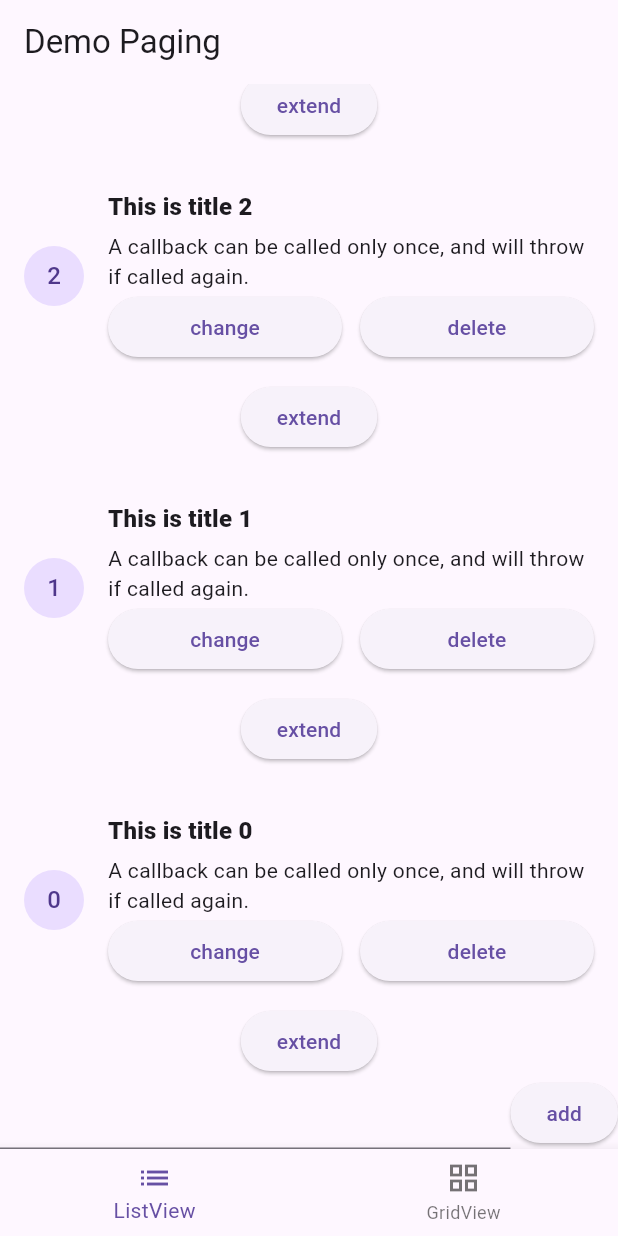
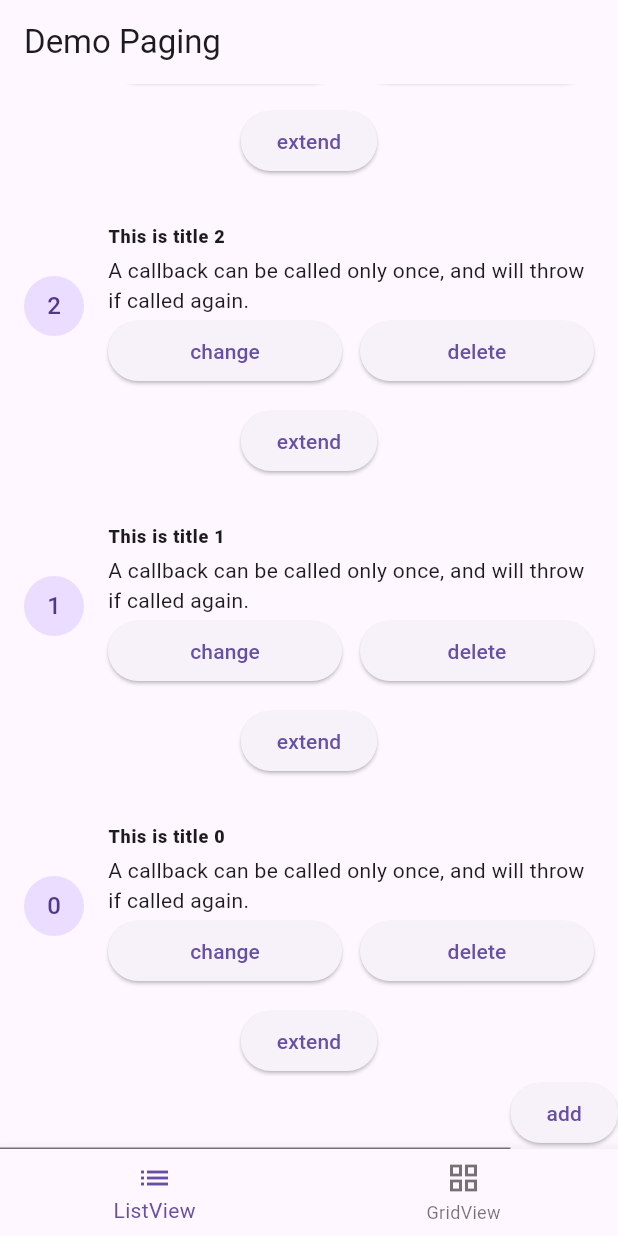
Before and after one commit to ducphan1311/flutter_stream_paging, a Flutter app: the screen it shows after launch, on a phone screen of 412 x 824 dp. Run offline on Flutter 3.47's test engine with Material 3 defaults, Android fonts, the phone set to English and light mode, and no system bars; our stand-ins replace freezed_annotation, sliver_tools, tuple.

Commit message:
upgrade flutter 3.22.0

```diff
--- a/example/lib/widgets/note_grid_widget.dart
+++ b/example/lib/widgets/note_grid_widget.dart
@@ -21,7 +21,7 @@ class NoteGridWidget extends StatelessWidget {
             note.title,
             style: Theme.of(context)
                 .textTheme
-                .subtitle1!
+                .labelMedium!
                 .copyWith(fontWeight: FontWeight.w800),
           ),
           const SizedBox(
@@ -29,7 +29,7 @@ class NoteGridWidget extends StatelessWidget {
           ),
           Text(
             note.content,
-            style: Theme.of(context).textTheme.bodyText2,
+            style: Theme.of(context).textTheme.bodyMedium,
           )
         ],
       ),
--- a/example/lib/widgets/note_widget.dart
+++ b/example/lib/widgets/note_widget.dart
@@ -33,7 +33,7 @@ class NoteWidget extends StatelessWidget {
                   note.title,
                   style: Theme.of(context)
                       .textTheme
-                      .subtitle1!
+                      .labelMedium!
                       .copyWith(fontWeight: FontWeight.w800),
                 ),
                 const SizedBox(
@@ -41,7 +41,7 @@ class NoteWidget extends StatelessWidget {
                 ),
                 Text(
                   note.content,
-                  style: Theme.of(context).textTheme.bodyText2,
+                  style: Theme.of(context).textTheme.bodyMedium,
                 ),
                 Row(
                   children: [
--- a/pubspec.yaml
+++ b/pubspec.yaml
@@ -1,13 +1,13 @@
 name: flutter_stream_paging
 description: Support paging using stream & datasource
-version: 1.0.16
+version: 1.0.17
 homepage: https://github.com/ducphan1311/flutter_stream_paging
 repository: https://github.com/ducphan1311/flutter_stream_paging
 issue_tracker: https://github.com/ducphan1311/flutter_stream_paging/issues
 documentation: https://github.com/ducphan1311/flutter_stream_paging
 
 environment:
-  sdk: '>=2.18.0 <3.0.0'
+  sdk: '>=3.3.3 <4.0.0'
   flutter: ">=2.5.0"
 
 dependencies:
```
Also changed, not shown: example/pubspec.lock, 15 other files.
